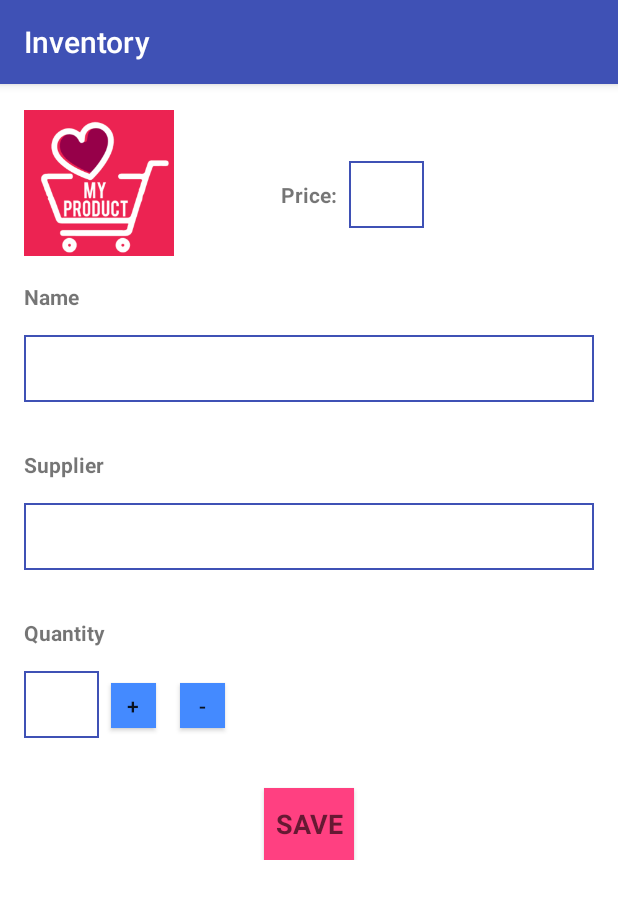
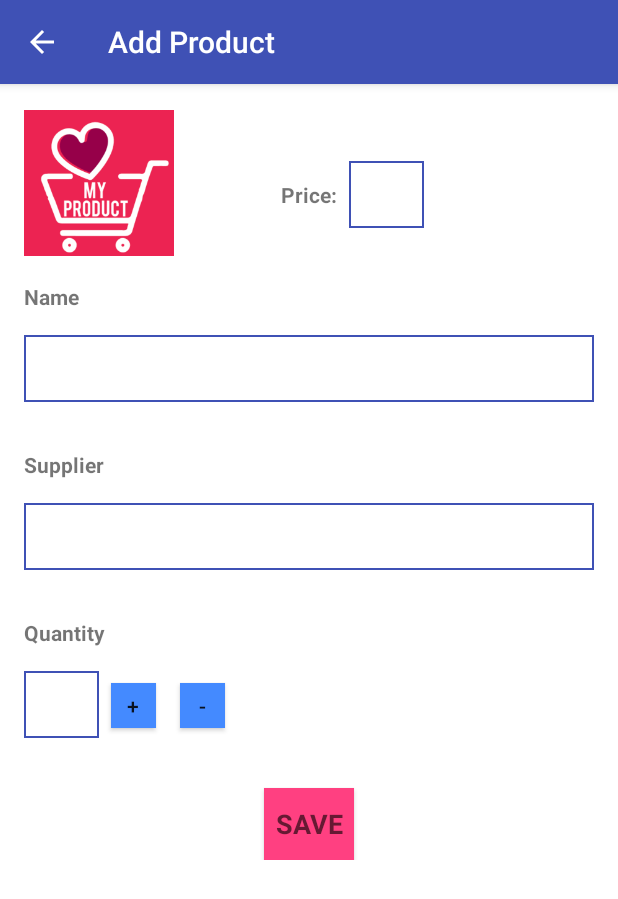
Before and after one commit to amatanat/Android-Basics---udacity, an Android app: the screen it shows after launch (DetailsActivity), after a tap on an icon or button, on a phone screen of 412 x 824 dp. Shown: the top 899 px of the screen. Run offline under Robolectric (Android 15) with nearby library versions, the phone set to English and light mode, and no system bars; libraries missing offline, so code that uses them is left out: com.amulyakhare.textdrawable.

Commit message:
update DetailsActivity

```diff
--- a/InventoryApp/app/src/main/AndroidManifest.xml
+++ b/InventoryApp/app/src/main/AndroidManifest.xml
@@ -16,7 +16,8 @@
                 <category android:name="android.intent.category.LAUNCHER"/>
             </intent-filter>
         </activity>
-        <activity android:name=".DetailsActivity">
+        <activity android:name=".DetailsActivity"
+            android:parentActivityName=".MainActivity">
         </activity>
 
         <provider
--- a/InventoryApp/app/src/main/java/com/am/inventory/DetailsActivity.java
+++ b/InventoryApp/app/src/main/java/com/am/inventory/DetailsActivity.java
@@ -1,13 +1,99 @@
 package com.am.inventory;
 
+import android.net.Uri;
 import android.support.v7.app.AppCompatActivity;
 import android.os.Bundle;
+import android.view.Menu;
+import android.view.MenuItem;
+import android.view.View;
+import android.widget.Button;
+import android.widget.EditText;
+import android.widget.ImageView;
 
 public class DetailsActivity extends AppCompatActivity {
+
+    private Uri mContentUri;
+
+    private Button mSaveProductButton;
+    private EditText mProductNameEditText;
+    private EditText mProductPriceEditText;
+    private EditText mProductQuantityEditText;
+    private EditText mProductSupplierEditText;
+    private ImageView mProductImage;
 
     @Override
     protected void onCreate(Bundle savedInstanceState) {
         super.onCreate(savedInstanceState);
         setContentView(R.layout.activity_details);
+
+        mProductNameEditText        = (EditText)  findViewById(R.id.productName);
+        mProductPriceEditText       = (EditText)  findViewById(R.id.productPrice);
+        mProductQuantityEditText    = (EditText)  findViewById(R.id.productQuantity);
+        mProductSupplierEditText    = (EditText)  findViewById(R.id.productSupplier);
+        mProductImage               = (ImageView) findViewById(R.id.productImage);
+
+
+        mContentUri = getIntent().getData();
+
+        if (mContentUri == null){
+            // fab button is clicked
+            getSupportActionBar().setTitle(R.string.addNewProduct);
+            invalidateOptionsMenu();
+        } else {
+            // ListView item is clicked
+            getSupportActionBar().setTitle(R.string.editProduct);
+        }
+
+        mSaveProductButton = (Button) findViewById(R.id.save);
+        mSaveProductButton.setOnClickListener(new View.OnClickListener() {
+            @Override
+            public void onClick(View v) {
+                saveProduct();
+            }
+        });
+
+    }
+
+
+    @Override
+    public boolean onPrepareOptionsMenu(Menu menu) {
+        super.onPrepareOptionsMenu(menu);
+
+        // If this is a new product, hide the "Delete" and "Order" menu items.
+        if (mContentUri == null) {
+            MenuItem deleteItem = menu.findItem(R.id.delete);
+            deleteItem.setVisible(false);
+            MenuItem orderItem = menu.findItem(R.id.order);
+            orderItem.setVisible(false);
+        }
+
+        return true;
+    }
+
+
+    @Override
+    public boolean onCreateOptionsMenu(Menu menu){
+        getMenuInflater().inflate(R.menu.activity_details_menu, menu);
+        return true;
+    }
+
+    @Override
+    public boolean onOptionsItemSelected(MenuItem menuItem){
+        switch (menuItem.getItemId()){
+            case R.id.order:
+                // osends an intent to either a phone app or an email app to
+                // contact the supplier using the information stored in the database.
+                //Todo pop up a toast
+                return true;
+            case R.id.delete:
+                //Todo delete that product from the database
+                return true;
+            default:
+                return super.onOptionsItemSelected(menuItem);
+        }
+    }
+
+    private void saveProduct(){
+
     }
 }
--- a/InventoryApp/app/src/main/java/com/am/inventory/MainActivity.java
+++ b/InventoryApp/app/src/main/java/com/am/inventory/MainActivity.java
@@ -39,10 +39,6 @@ public class MainActivity extends AppCompatActivity implements LoaderManager.Loa
             @Override
             public void onClick(View v) {
                 Intent intent = new Intent(MainActivity.this, DetailsActivity.class);
-
-                // send Content Uri
-                intent.setData(ProductContract.ProductEntry.CONTENT_URI);
-
                 startActivity(intent);
             }
         });
@@ -75,6 +71,7 @@ public class MainActivity extends AppCompatActivity implements LoaderManager.Loa
         getSupportLoaderManager().initLoader(LOADER_INIT, null, this);
 
     }
+
 
     @Override
     public boolean onCreateOptionsMenu(Menu menu){
--- a/InventoryApp/app/src/main/res/layout/activity_details.xml
+++ b/InventoryApp/app/src/main/res/layout/activity_details.xml
@@ -36,7 +36,7 @@
                 android:textStyle="bold"/>
 
             <EditText
-                android:id="@+id/price"
+                android:id="@+id/productPrice"
                 android:layout_width="50dp"
                 android:layout_height="wrap_content"
                 android:layout_centerHorizontal="true"
@@ -120,6 +120,7 @@
 
 
         <Button
+            android:id = "@+id/save"
             android:layout_width="60dp"
             android:layout_height="wrap_content"
             android:text="SAVE"
--- /dev/null
+++ b/InventoryApp/app/src/main/res/menu/activity_details_menu.xml
@@ -0,0 +1,12 @@
+<?xml version="1.0" encoding="utf-8"?>
+<menu xmlns:android="http://schemas.android.com/apk/res/android"
+      xmlns:app="http://schemas.android.com/apk/res-auto">
+    <item android:id="@+id/order"
+          android:title="@string/order"
+          app:showAsAction="never"/>
+
+    <item android:id="@+id/delete"
+          android:title="@string/delete"
+          app:showAsAction="never"/>
+
+</menu>
--- a/InventoryApp/app/src/main/res/values/strings.xml
+++ b/InventoryApp/app/src/main/res/values/strings.xml
@@ -8,4 +8,7 @@
     <string name="productSupplier">Supplier</string>
     <string name="productPrice">Price:</string>
     <string name="quantity">Quantity</string>
+    <string name="order">Order Product</string>
+    <string name="addNewProduct">Add Product</string>
+    <string name="editProduct">Edit Product</string>
 </resources>
```
